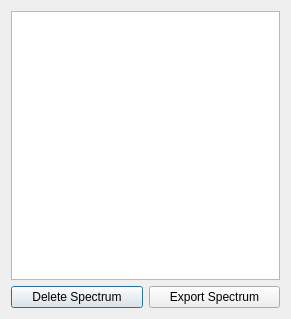
The window that Vespucci/GUI/Display/spectrumselectiondialog.ui (VespucciProject/Vespucci) describes before a commit, drawn with Qt 5.
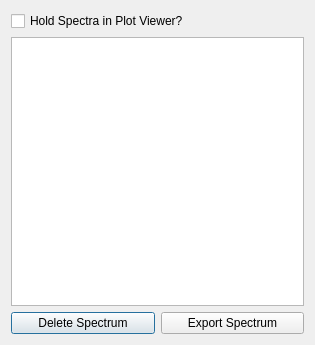
The same window after the commit.

```diff
--- a/Vespucci/GUI/Display/spectrumselectiondialog.ui
+++ b/Vespucci/GUI/Display/spectrumselectiondialog.ui
@@ -6,33 +6,15 @@
    <rect>
     <x>0</x>
     <y>0</y>
-    <width>287</width>
-    <height>318</height>
+    <width>315</width>
+    <height>335</height>
    </rect>
   </property>
   <property name="windowTitle">
    <string>Dialog</string>
   </property>
   <layout class="QGridLayout" name="gridLayout">
-   <item row="3" column="0">
-    <layout class="QHBoxLayout" name="horizontalLayout">
-     <item>
-      <widget class="QPushButton" name="pushButton">
-       <property name="text">
-        <string>Delete Spectrum</string>
-       </property>
-      </widget>
-     </item>
-     <item>
-      <widget class="QPushButton" name="pushButton_2">
-       <property name="text">
-        <string>Export Spectrum</string>
-       </property>
-      </widget>
-     </item>
-    </layout>
-   </item>
-   <item row="0" column="0" rowspan="3">
+   <item row="1" column="0" rowspan="3">
     <widget class="QTableView" name="tableView">
      <property name="sizePolicy">
       <sizepolicy hsizetype="Preferred" vsizetype="Preferred">
@@ -48,6 +30,31 @@
      </property>
     </widget>
    </item>
+   <item row="4" column="0">
+    <layout class="QHBoxLayout" name="horizontalLayout">
+     <item>
+      <widget class="QPushButton" name="pushButton">
+       <property name="text">
+        <string>Delete Spectrum</string>
+       </property>
+      </widget>
+     </item>
+     <item>
+      <widget class="QPushButton" name="pushButton_2">
+       <property name="text">
+        <string>Export Spectrum</string>
+       </property>
+      </widget>
+     </item>
+    </layout>
+   </item>
+   <item row="0" column="0">
+    <widget class="QCheckBox" name="holdCheckBox">
+     <property name="text">
+      <string>Hold Spectra in Plot Viewer?</string>
+     </property>
+    </widget>
+   </item>
   </layout>
  </widget>
  <resources/>
```
